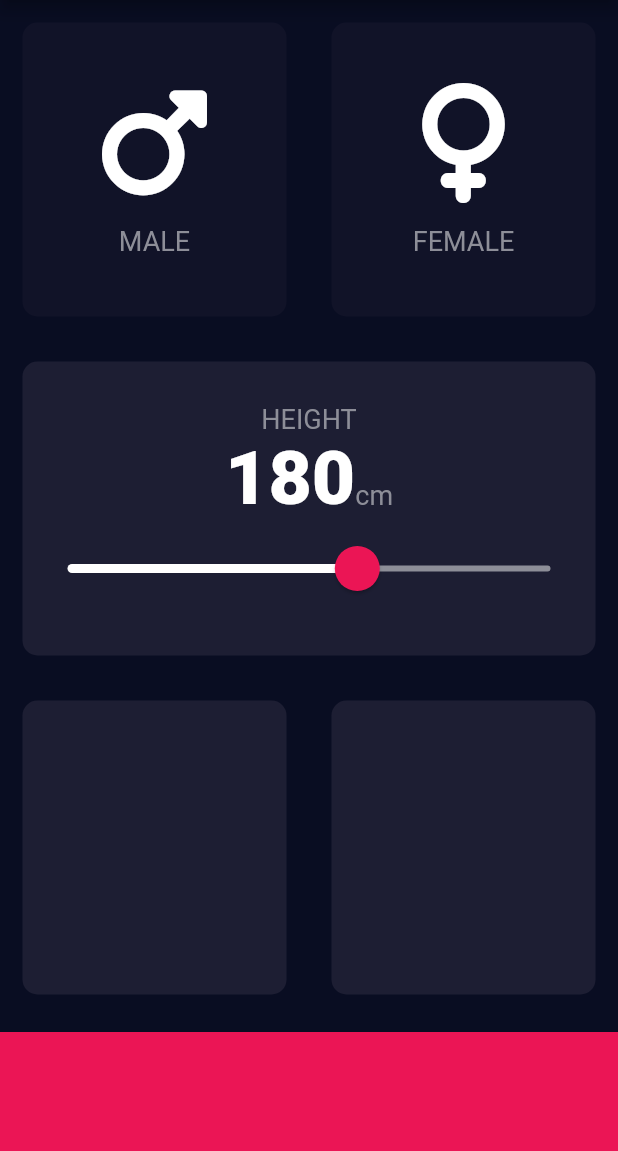
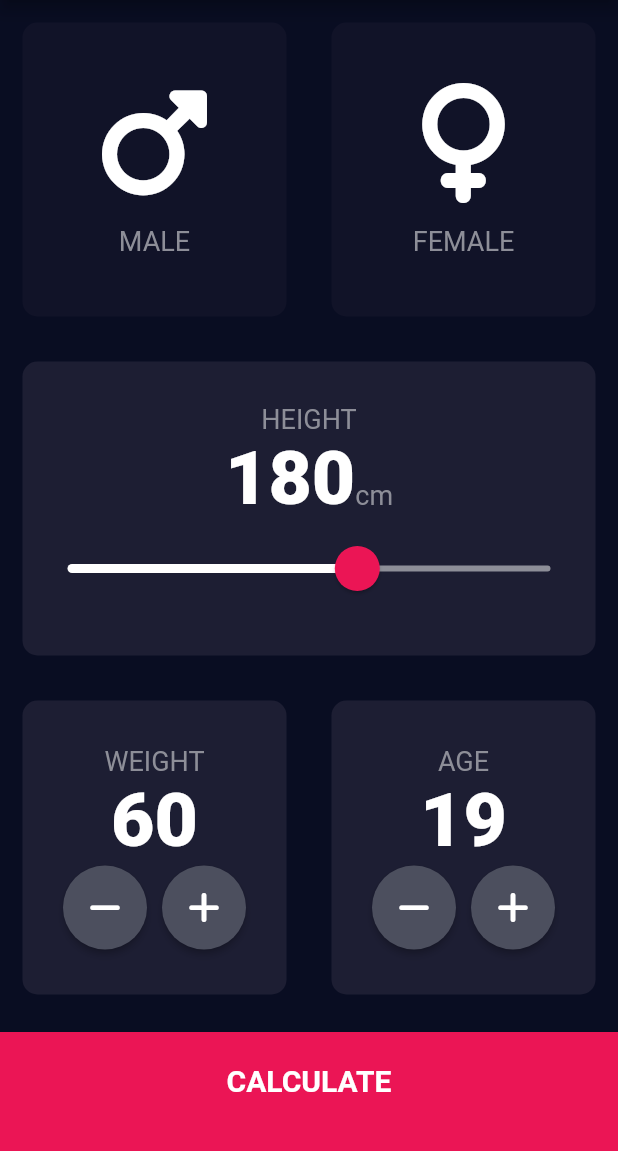
Before and after one commit to dwiputrapurnawa/bmi-calculator, a Flutter app: the screen it shows after launch, on a phone screen of 412 x 824 dp, the part 84-1235 px from its top. Run offline on Flutter 3.47's test engine with Material 2 defaults, Android fonts, the phone set to English and light mode, and no system bars; our stand-ins replace font_awesome_flutter.

Commit message:
completed version 1.0

```diff
--- /dev/null
+++ b/lib/calculator_brain.dart
@@ -0,0 +1,35 @@
+import 'dart:math';
+
+class CalculatorBrain {
+  CalculatorBrain({this.weight, this.height});
+
+  final int? weight;
+  final int? height;
+
+  double? _bmi;
+
+  String calculateBMI() {
+    _bmi = weight! / pow(height! / 100, 2);
+    return _bmi!.toStringAsFixed(1);
+  }
+
+  String getResult() {
+    if (_bmi! >= 25) {
+      return 'Overweight';
+    } else if (_bmi! > 18.5) {
+      return 'Normal';
+    } else {
+      return 'Underweight';
+    }
+  }
+
+  String getInterpretation() {
+    if (_bmi! >= 25) {
+      return 'You have a higher than normal body weight. Try to exercise more.';
+    } else if (_bmi! > 18.5) {
+      return 'You have a normal body weight. Good Job!';
+    } else {
+      return 'You have a lower than normal body weight. You can eat a bit more.';
+    }
+  }
+}
--- /dev/null
+++ b/lib/components/bottom_button.dart
@@ -0,0 +1,30 @@
+import 'package:flutter/material.dart';
+
+import '../constants.dart';
+
+class BottomButton extends StatelessWidget {
+  BottomButton({@required this.buttonText, @required this.onTap});
+
+  final VoidCallback? onTap;
+  final String? buttonText;
+
+  @override
+  Widget build(BuildContext context) {
+    return GestureDetector(
+      onTap: onTap,
+      child: Container(
+        padding: EdgeInsets.only(bottom: 15.0),
+        child: Center(
+          child: Text(
+            buttonText.toString(),
+            style: kLargeButtonTextStyle,
+          ),
+        ),
+        color: kBottomContainerColor,
+        margin: EdgeInsets.only(top: 10.0),
+        width: double.infinity,
+        height: kBottomContainerHeight,
+      ),
+    );
+  }
+}
--- a/lib/icon_content.dart
+++ b/lib/components/icon_content.dart
@@ -1,6 +1,5 @@
+import 'package:bmi_calculator/constants.dart';
 import 'package:flutter/material.dart';
-
-import 'constants.dart';
 
 class IconContent extends StatelessWidget {
   IconContent({this.textIcon, this.icon});
--- /dev/null
+++ b/lib/components/round_icon_button.dart
@@ -0,0 +1,24 @@
+import 'package:flutter/material.dart';
+
+import '../constants.dart';
+
+class RoundIconButton extends StatelessWidget {
+  RoundIconButton({@required this.icon, @required this.onPress});
+
+  final IconData? icon;
+  final VoidCallback? onPress;
+
+  @override
+  Widget build(BuildContext context) {
+    return RawMaterialButton(
+      onPressed: onPress,
+      shape: CircleBorder(),
+      fillColor: kRoundIconButtonColor,
+      constraints: BoxConstraints.tightFor(
+        width: 56.0,
+        height: 56.0,
+      ),
+      child: Icon(icon),
+    );
+  }
+}
--- a/lib/constants.dart
+++ b/lib/constants.dart
@@ -9,6 +9,7 @@ const kSliderMax = 220.0;
 const kActiveThumbColor = Color(0xFFEB1555);
 const kInactiveSliderColor = Color(0xFF8D8E98);
 const kOverlayThumbColor = Color(0x29EB1555);
+const kRoundIconButtonColor = Color(0xFF4C4F5E);
 
 const kLabelTextStyle = TextStyle(
   fontSize: 18.0,
@@ -19,3 +20,28 @@ const kNumberTextStyle = TextStyle(
   fontSize: 50.0,
   fontWeight: FontWeight.w900,
 );
+
+const kLargeButtonTextStyle = TextStyle(
+  fontSize: 20.0,
+  fontWeight: FontWeight.bold,
+);
+
+const kTitleTextStyle = TextStyle(
+  fontSize: 50.0,
+  fontWeight: FontWeight.bold,
+);
+
+const kResultTextStyle = TextStyle(
+  fontSize: 20.0,
+  fontWeight: FontWeight.bold,
+  color: Color(0xFF17A95D),
+);
+
+const kResultNumberTextStyle = TextStyle(
+  fontSize: 100.0,
+  fontWeight: FontWeight.bold,
+);
+
+const kBodyTextStyle = TextStyle(
+  fontSize: 22.0,
+);
--- a/lib/main.dart
+++ b/lib/main.dart
@@ -1,5 +1,6 @@
 import 'package:flutter/material.dart';
-import 'input_page.dart';
+
+import 'screens/input_page.dart';
 
 void main() => runApp(BMICalculator());
 
--- a/lib/input_page.dart
+++ b/lib/screens/input_page.dart
@@ -1,9 +1,14 @@
+import 'package:bmi_calculator/calculator_brain.dart';
+import 'package:bmi_calculator/screens/results_page.dart';
 import 'package:flutter/material.dart';
 import 'package:font_awesome_flutter/font_awesome_flutter.dart';
 
-import 'constants.dart';
-import 'icon_content.dart';
-import 'reusable_card.dart';
+import '../components/bottom_button.dart';
+import '../components/icon_content.dart';
+import '../components/reusable_card.dart';
+import '../components/round_icon_button.dart';
+import '../constants.dart';
+import 'results_page.dart';
 
 enum Gender {
   male,
@@ -20,6 +25,8 @@ class InputPage extends StatefulWidget {
 class _InputPageState extends State<InputPage> {
   Gender? selectedGender;
   int height = 180;
+  int weight = 60;
+  int age = 19;
 
   @override
   Widget build(BuildContext context) {
@@ -124,19 +131,107 @@ class _InputPageState extends State<InputPage> {
             child: Row(
               children: [
                 Expanded(
-                  child: ReusableCard(color: kActiveCardColor),
+                  child: ReusableCard(
+                    color: kActiveCardColor,
+                    cardChild: Column(
+                      mainAxisAlignment: MainAxisAlignment.center,
+                      children: [
+                        Text(
+                          'WEIGHT',
+                          style: kLabelTextStyle,
+                        ),
+                        Text(
+                          weight.toString(),
+                          style: kNumberTextStyle,
+                        ),
+                        Row(
+                          mainAxisAlignment: MainAxisAlignment.center,
+                          children: [
+                            RoundIconButton(
+                              icon: FontAwesomeIcons.minus,
+                              onPress: () {
+                                setState(() {
+                                  weight--;
+                                });
+                              },
+                            ),
+                            SizedBox(
+                              width: 10.0,
+                            ),
+                            RoundIconButton(
+                              icon: FontAwesomeIcons.plus,
+                              onPress: () {
+                                setState(() {
+                                  weight++;
+                                });
+                              },
+                            )
+                          ],
+                        )
+                      ],
+                    ),
+                  ),
                 ),
                 Expanded(
-                  child: ReusableCard(color: kActiveCardColor),
+                  child: ReusableCard(
+                    color: kActiveCardColor,
+                    cardChild: Column(
+                      mainAxisAlignment: MainAxisAlignment.center,
+                      children: [
+                        Text(
+                          'AGE',
+                          style: kLabelTextStyle,
+                        ),
+                        Text(
+                          age.toString(),
+                          style: kNumberTextStyle,
+                        ),
+                        Row(
+                          mainAxisAlignment: MainAxisAlignment.center,
+                          children: [
+                            RoundIconButton(
+                              icon: FontAwesomeIcons.minus,
+                              onPress: () {
+                                setState(() {
+                                  age--;
+                                });
+                              },
+                            ),
+                            SizedBox(
+                              width: 10.0,
+                            ),
+                            RoundIconButton(
+                              icon: FontAwesomeIcons.plus,
+                              onPress: () {
+                                setState(() {
+                                  age++;
+                                });
+                              },
+                            )
+                          ],
+                        )
+                      ],
+                    ),
+                  ),
                 ),
               ],
             ),
           ),
-          Container(
-            color: kBottomContainerColor,
-            margin: EdgeInsets.only(top: 10.0),
-            width: double.infinity,
-            height: kBottomContainerHeight,
+          BottomButton(
+            buttonText: 'CALCULATE',
+            onTap: () {
+              CalculatorBrain calc =
+                  CalculatorBrain(weight: weight, height: height);
+
+              Navigator.push(
+                  context,
+                  MaterialPageRoute(
+                      builder: (context) => ResultsPage(
+                            bmiResult: calc.calculateBMI(),
+                            resultText: calc.getResult(),
+                            interpretation: calc.getInterpretation(),
+                          )));
+            },
           )
         ],
       ),
```
Also changed, not shown: lib/screens/results_page.dart (added, +71 -0 lines), lib/components/reusable_card.dart (renamed from lib/reusable_card.dart).
